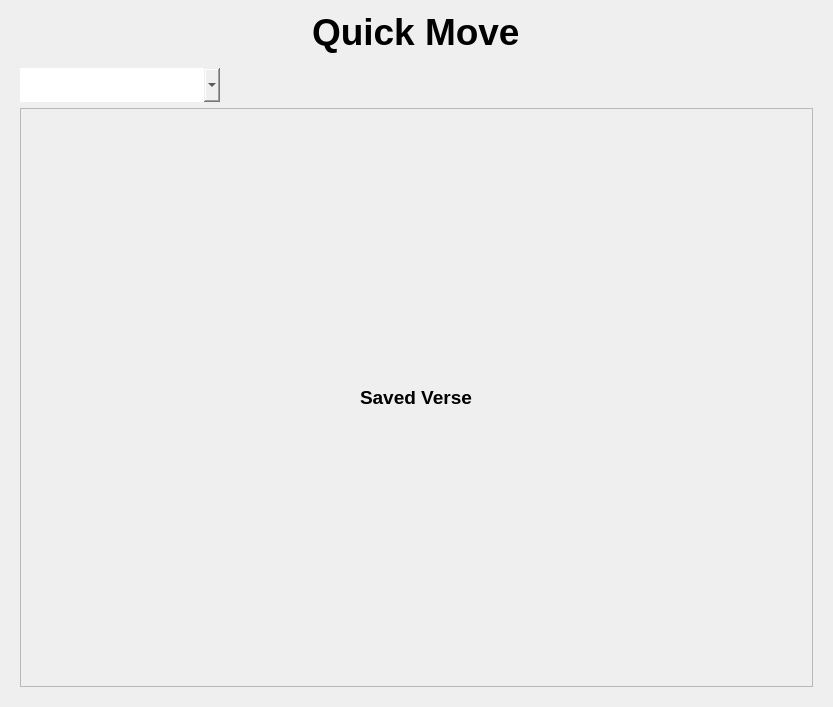
This is ui/search.ui in Achu-Worifung/quickMove as Qt 5 draws it before an edit. The edited form follows.
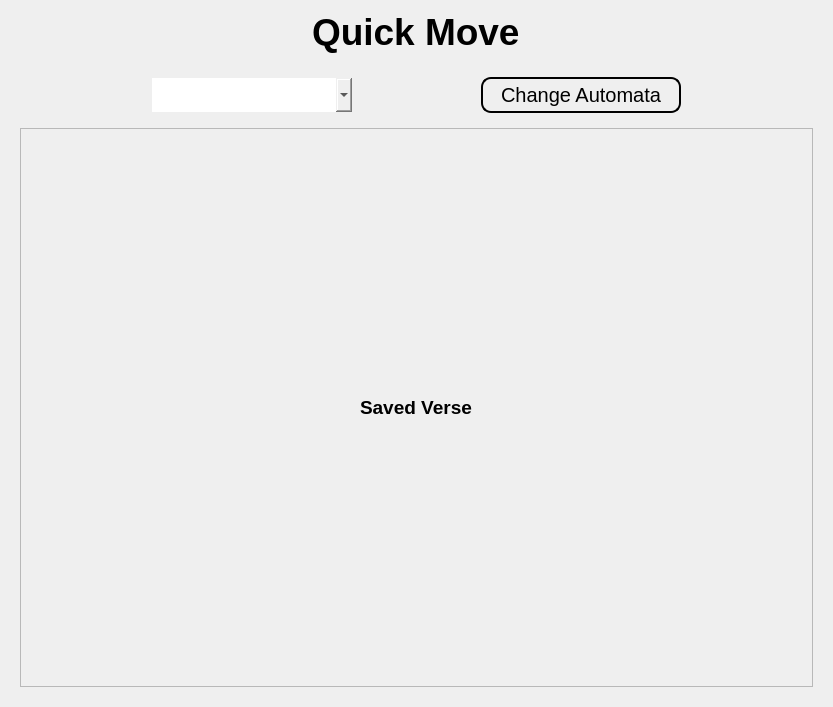
This is the edited form.

Commit message: added return button in search pane

The edit to the form file:
```diff
--- a/ui/search.ui
+++ b/ui/search.ui
@@ -19,6 +19,63 @@
      <item row="0" column="0">
       <widget class="QWidget" name="widget" native="true">
        <layout class="QGridLayout" name="gridLayout_4">
+        <item row="0" column="0">
+         <layout class="QHBoxLayout" name="horizontalLayout"/>
+        </item>
+        <item row="1" column="0">
+         <widget class="QWidget" name="widget_2" native="true">
+          <property name="minimumSize">
+           <size>
+            <width>0</width>
+            <height>50</height>
+           </size>
+          </property>
+          <layout class="QHBoxLayout" name="horizontalLayout_2">
+           <item>
+            <widget class="QComboBox" name="version">
+             <property name="maximumSize">
+              <size>
+               <width>200</width>
+               <height>16777215</height>
+              </size>
+             </property>
+             <property name="styleSheet">
+              <string notr="true">    border-width: 2px 0 2px 0;
+    border-radius: 15px 0 15px 0;
+    border-color: black;
+    padding: 4px;
+font:20px
+</string>
+             </property>
+            </widget>
+           </item>
+           <item>
+            <widget class="QPushButton" name="pushButton">
+             <property name="maximumSize">
+              <size>
+               <width>200</width>
+               <height>16777215</height>
+              </size>
+             </property>
+             <property name="styleSheet">
+              <string notr="true">
+
+    border-style: outset;
+    border-width: 2px;
+    border-radius: 10px;
+    border-color: black;
+    padding: 4px;
+font:20px
+</string>
+             </property>
+             <property name="text">
+              <string>Change Automata</string>
+             </property>
+            </widget>
+           </item>
+          </layout>
+         </widget>
+        </item>
         <item row="2" column="0">
          <widget class="QScrollArea" name="scrollArea">
           <property name="widgetResizable">
@@ -30,7 +87,7 @@
              <x>0</x>
              <y>0</y>
              <width>793</width>
-             <height>567</height>
+             <height>547</height>
             </rect>
            </property>
            <layout class="QVBoxLayout" name="verticalLayout_2">
@@ -62,27 +119,6 @@
           </widget>
          </widget>
         </item>
-        <item row="0" column="0">
-         <layout class="QHBoxLayout" name="horizontalLayout"/>
-        </item>
-        <item row="1" column="0">
-         <widget class="QComboBox" name="version">
-          <property name="maximumSize">
-           <size>
-            <width>200</width>
-            <height>16777215</height>
-           </size>
-          </property>
-          <property name="styleSheet">
-           <string notr="true">    border-width: 2px 0 2px 0;
-    border-radius: 15px 0 15px 0;
-    border-color: black;
-    padding: 4px;
-font:20px
-</string>
-          </property>
-         </widget>
-        </item>
        </layout>
       </widget>
      </item>
```
The commit also changes 3 other files.
